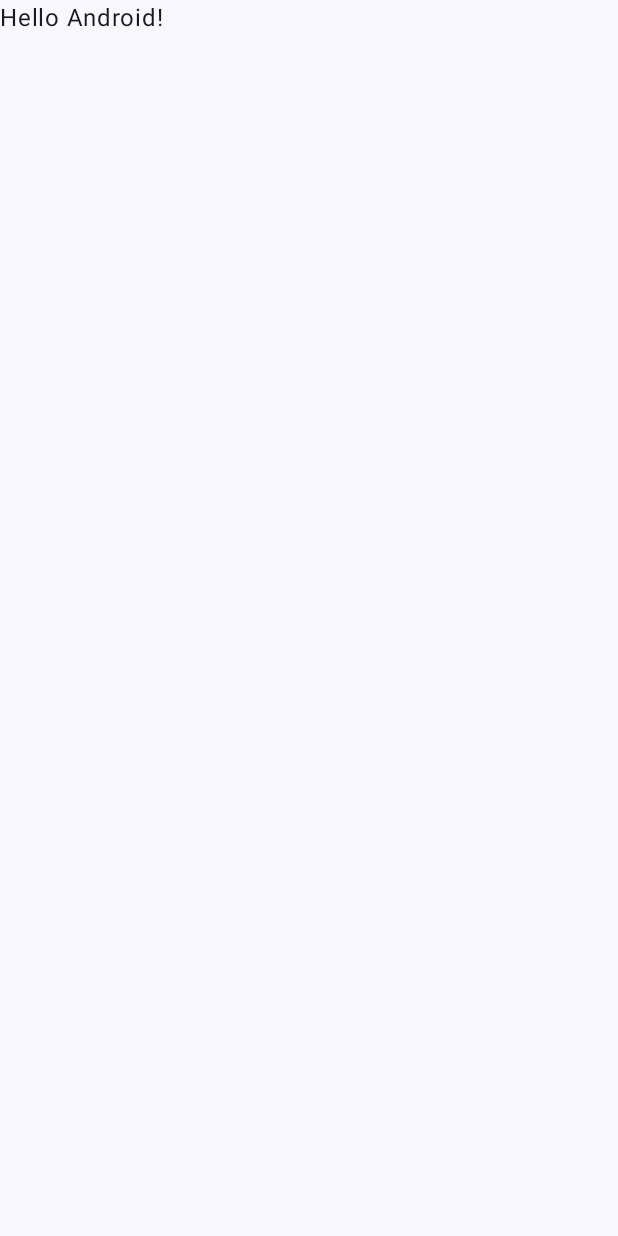
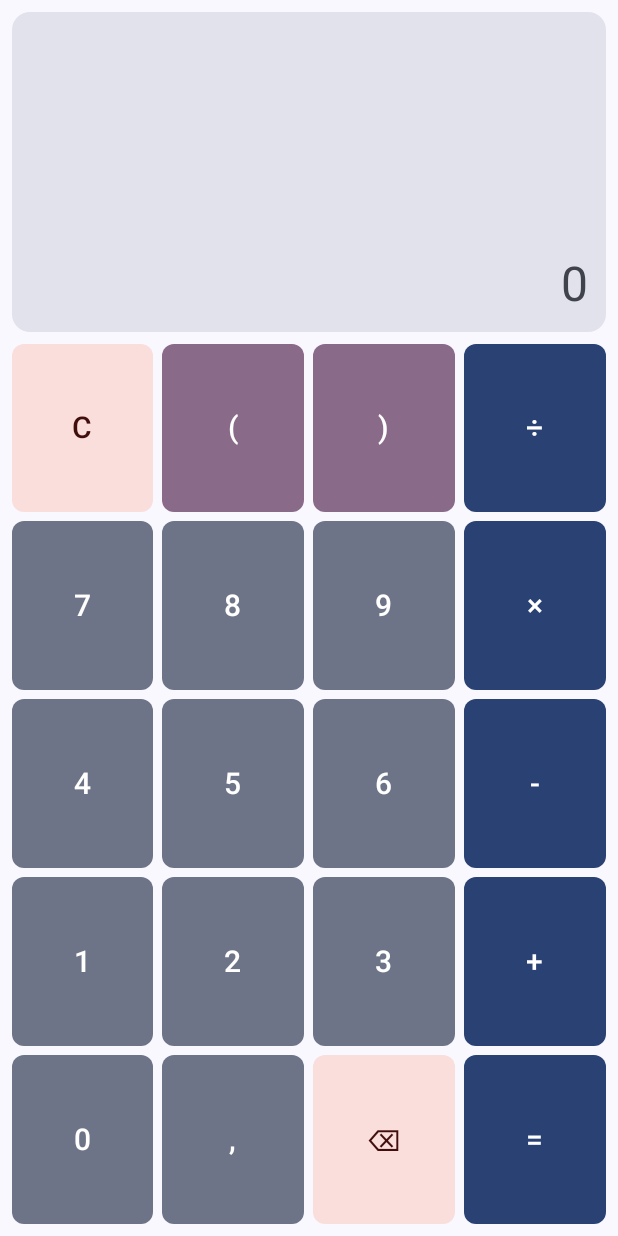
Before and after one commit to felipeculfo/PSM-Lab4, an Android app built with Jetpack Compose: the screen it shows after launch (MainActivity), on a phone screen of 412 x 824 dp. Before the commit the screen is almost empty. Run offline under Robolectric (Android 15) with nearby library versions, the phone set to English and light mode, and no system bars.

Commit message:
feat: Zadanie 2

```diff
--- /dev/null
+++ b/app/src/main/java/com/example/lab04/CalculatorScreen.kt
@@ -0,0 +1,337 @@
+package com.example.lab04
+
+import androidx.compose.foundation.horizontalScroll
+import androidx.compose.foundation.layout.Arrangement
+import androidx.compose.foundation.layout.Box
+import androidx.compose.foundation.layout.Column
+import androidx.compose.foundation.layout.Row
+import androidx.compose.foundation.layout.fillMaxSize
+import androidx.compose.foundation.layout.fillMaxWidth
+import androidx.compose.foundation.layout.padding
+import androidx.compose.foundation.rememberScrollState
+import androidx.compose.foundation.shape.RoundedCornerShape
+import androidx.compose.material3.Button
+import androidx.compose.material3.ButtonDefaults
+import androidx.compose.material3.MaterialTheme
+import androidx.compose.material3.Surface
+import androidx.compose.material3.Text
+import androidx.compose.runtime.Composable
+import androidx.compose.runtime.getValue
+import androidx.compose.runtime.mutableStateOf
+import androidx.compose.runtime.remember
+import androidx.compose.runtime.setValue
+import androidx.compose.ui.Alignment
+import androidx.compose.ui.Modifier
+import androidx.compose.ui.text.style.TextAlign
+import androidx.compose.ui.unit.dp
+import androidx.compose.ui.unit.sp
+
+// 3. WSKAZÓWKA: Opisanie przycisków jedną strukturą danych zamiast powielania wywołań
+enum class ButtonRole {
+    DIGIT, OPERATOR, ACTION, PARENTHESIS
+}
+
+data class CalcButtonSpec(
+    val label: String,
+    val role: ButtonRole,
+    val onClickAction: (currentText: String) -> String
+)
+
+// Siatka 4 kolumny x 5 wierszy zdefiniowana w strukturze danych
+val calculatorButtons = listOf(
+    listOf(
+        CalcButtonSpec("C", ButtonRole.ACTION) { "" },
+        CalcButtonSpec("(", ButtonRole.PARENTHESIS) { text -> text + "(" },
+        CalcButtonSpec(")", ButtonRole.PARENTHESIS) { text -> text + ")" },
+        CalcButtonSpec("÷", ButtonRole.OPERATOR) { text -> appendOperator(text, "÷") }
+    ),
+    listOf(
+        CalcButtonSpec("7", ButtonRole.DIGIT) { text -> text + "7" },
+        CalcButtonSpec("8", ButtonRole.DIGIT) { text -> text + "8" },
+        CalcButtonSpec("9", ButtonRole.DIGIT) { text -> text + "9" },
+        CalcButtonSpec("×", ButtonRole.OPERATOR) { text -> appendOperator(text, "×") }
+    ),
+    listOf(
+        CalcButtonSpec("4", ButtonRole.DIGIT) { text -> text + "4" },
+        CalcButtonSpec("5", ButtonRole.DIGIT) { text -> text + "5" },
+        CalcButtonSpec("6", ButtonRole.DIGIT) { text -> text + "6" },
+        CalcButtonSpec("-", ButtonRole.OPERATOR) { text -> appendOperator(text, "-") }
+    ),
+    listOf(
+        CalcButtonSpec("1", ButtonRole.DIGIT) { text -> text + "1" },
+        CalcButtonSpec("2", ButtonRole.DIGIT) { text -> text + "2" },
+        CalcButtonSpec("3", ButtonRole.DIGIT) { text -> text + "3" },
+        CalcButtonSpec("+", ButtonRole.OPERATOR) { text -> appendOperator(text, "+") }
+    ),
+    listOf(
+        CalcButtonSpec("0", ButtonRole.DIGIT) { text -> text + "0" },
+        CalcButtonSpec(",", ButtonRole.DIGIT) { text -> appendDecimal(text) },
+        CalcButtonSpec("⌫", ButtonRole.ACTION) { text -> if (text.isNotEmpty()) text.dropLast(1) else "" },
+        CalcButtonSpec("=", ButtonRole.OPERATOR) { text -> calculateResult(text) }
+    )
+)
+
+// --- FUNKCJE LOGICZNE ---
+
+fun appendOperator(text: String, op: String): String {
+    if (text.isEmpty()) {
+        return if (op == "-") "-" else ""
+    }
+    val lastChar = text.last().toString()
+    if (lastChar in listOf("+", "-", "×", "÷")) {
+        return text.dropLast(1) + op
+    }
+    return text + op
+}
+
+fun appendDecimal(text: String): String {
+    val tokens = text.split(Regex("[+\\-×÷(]"))
+    val currentNumber = tokens.lastOrNull() ?: ""
+    return if (!currentNumber.contains(",")) {
+        if (text.isEmpty() || text.last().toString() in listOf("+", "-", "×", "÷", "(")) {
+            text + "0,"
+        } else {
+            text + ","
+        }
+    } else {
+        text
+    }
+}
+
+fun calculateResult(expression: String): String {
+    if (expression.isEmpty()) return ""
+    try {
+        val sanitized = expression
+            .replace("×", "*")
+            .replace("÷", "/")
+            .replace(",", ".")
+
+        val result = evaluateExpression(sanitized)
+        return if (result % 1.0 == 0.0) {
+            result.toLong().toString()
+        } else {
+            result.toString().replace(".", ",")
+        }
+    } catch (e: Exception) {
+        return "Błąd"
+    }
+}
+
+private fun evaluateExpression(expr: String): Double {
+    val tokens = tokenize(expr)
+    val rpn = toRPN(tokens)
+    return evalRPN(rpn)
+}
+
+private fun tokenize(s: String): List<String> {
+    val tokens = mutableListOf<String>()
+    var i = 0
+    while (i < s.length) {
+        val c = s[i]
+        if (c.isDigit() || c == '.') {
+            val sb = StringBuilder()
+            while (i < s.length && (s[i].isDigit() || s[i] == '.')) {
+                sb.append(s[i])
+                i++
+            }
+            tokens.add(sb.toString())
+        } else if (c == '-' && (i == 0 || s[i - 1] in "+-*/(")) {
+            i++
+            val sb = StringBuilder("-")
+            while (i < s.length && (s[i].isDigit() || s[i] == '.')) {
+                sb.append(s[i])
+                i++
+            }
+            tokens.add(sb.toString())
+        } else {
+            tokens.add(c.toString())
+            i++
+        }
+    }
+    return tokens
+}
+
+private fun toRPN(tokens: List<String>): List<String> {
+    val out = mutableListOf<String>()
+    val stack = mutableListOf<String>()
+    val precedence = mapOf("+" to 1, "-" to 1, "*" to 2, "/" to 2)
+
+    for (token in tokens) {
+        if (token.toDoubleOrNull() != null) {
+            out.add(token)
+        } else if (token in precedence) {
+            while (stack.isNotEmpty() && stack.last() in precedence && precedence[stack.last()]!! >= precedence[token]!!) {
+                out.add(stack.removeAt(stack.size - 1))
+            }
+            stack.add(token)
+        } else if (token == "(") {
+            stack.add(token)
+        } else if (token == ")") {
+            while (stack.isNotEmpty() && stack.last() != "(") {
+                out.add(stack.removeAt(stack.size - 1))
+            }
+            if (stack.isNotEmpty() && stack.last() == "(") stack.removeAt(stack.size - 1)
+        }
+    }
+    while (stack.isNotEmpty()) {
+        out.add(stack.removeAt(stack.size - 1))
+    }
+    return out
+}
+
+private fun evalRPN(rpn: List<String>): Double {
+    val stack = mutableListOf<Double>()
+    for (token in rpn) {
+        val num = token.toDoubleOrNull()
+        if (num != null) {
+            stack.add(num)
+        } else {
+            val b = stack.removeAt(stack.size - 1)
+            val a = stack.removeAt(stack.size - 1)
+            val res = when (token) {
+                "+" -> a + b
+                "-" -> a - b
+                "*" -> a * b
+                "/" -> if (b != 0.0) a / b else throw ArithmeticException("Division by zero")
+                else -> 0.0
+            }
+            stack.add(res)
+        }
+    }
+    return if (stack.isNotEmpty()) stack.last() else 0.0
+}
+
+// GŁÓWNY EKRAN
+@Composable
+fun CalculatorScreen(modifier: Modifier = Modifier) {
+    var expression by remember { mutableStateOf("") }
+
+    Column(
+        modifier = modifier
+            .fillMaxSize()
+            .padding(8.dp),
+        verticalArrangement = Arrangement.spacedBy(8.dp)
+    ) {
+        // 2.2 POLE DZIAŁANIA: Obsługa długiego tekstu z poziomy scrollowaniem
+        DisplayField(
+            expression = expression,
+            modifier = Modifier
+                .fillMaxWidth()
+                .weight(0.8f)
+        )
+
+        // 2.1 SIATKA PRZYCISKÓW: Zagnieżdżone Column i Row z Modifier.weight
+        CalculatorGrid(
+            buttonRows = calculatorButtons,
+            onButtonClick = { action -> expression = action(expression) },
+            modifier = Modifier
+                .fillMaxWidth()
+                .weight(2.2f)
+        )
+    }
+}
+
+@Composable
+fun DisplayField(
+    expression: String,
+    modifier: Modifier = Modifier
+) {
+    val scrollState = rememberScrollState()
+
+    Surface(
+        modifier = modifier,
+        shape = RoundedCornerShape(12.dp),
+        color = MaterialTheme.colorScheme.surfaceVariant
+    ) {
+        Box(
+            modifier = Modifier
+                .fillMaxSize()
+                .padding(12.dp),
+            contentAlignment = Alignment.BottomEnd
+        ) {
+            Row(
+                modifier = Modifier
+                    .fillMaxWidth()
+                    .horizontalScroll(scrollState, reverseScrolling = true),
+                horizontalArrangement = Arrangement.End,
+                verticalAlignment = Alignment.CenterVertically
+            ) {
+                Text(
+                    text = expression.ifEmpty { "0" },
+                    fontSize = 32.sp,
+                    textAlign = TextAlign.End,
+                    maxLines = 1,
+                    color = MaterialTheme.colorScheme.onSurfaceVariant
+                )
+            }
+        }
+    }
+}
+
+@Composable
+fun CalculatorGrid(
+    buttonRows: List<List<CalcButtonSpec>>,
+    onButtonClick: ((String) -> String) -> Unit,
+    modifier: Modifier = Modifier
+) {
+    Column(
+        modifier = modifier,
+        verticalArrangement = Arrangement.spacedBy(6.dp) // Wskazówka: Arrangement.spacedBy zamiast marginesów
+    ) {
+        buttonRows.forEach { row ->
+            Row(
+                modifier = Modifier
+                    .fillMaxWidth()
+                    .weight(1f), // Wskazówka: proporcjonalny podział w pionie
+                horizontalArrangement = Arrangement.spacedBy(6.dp)
+            ) {
+                row.forEach { spec ->
+                    CalculatorButton(
+                        spec = spec,
+                        onClick = { onButtonClick(spec.onClickAction) },
+                        modifier = Modifier
+                            .fillMaxSize()
+                            .weight(1f) // Wskazówka: proporcjonalny podział w poziomie
+                    )
+                }
+            }
+        }
+    }
+}
+
+@Composable
+fun CalculatorButton(
+    spec: CalcButtonSpec,
+    onClick: () -> Unit,
+    modifier: Modifier = Modifier
+) {
+    val containerColor = when (spec.role) {
+        ButtonRole.DIGIT -> MaterialTheme.colorScheme.secondaryContainer
+        ButtonRole.OPERATOR -> MaterialTheme.colorScheme.primary
+        ButtonRole.ACTION -> MaterialTheme.colorScheme.errorContainer
+        ButtonRole.PARENTHESIS -> MaterialTheme.colorScheme.tertiaryContainer
+    }
+
+    val contentColor = when (spec.role) {
+        ButtonRole.DIGIT -> MaterialTheme.colorScheme.onSecondaryContainer
+        ButtonRole.OPERATOR -> MaterialTheme.colorScheme.onPrimary
+        ButtonRole.ACTION -> MaterialTheme.colorScheme.onErrorContainer
+        ButtonRole.PARENTHESIS -> MaterialTheme.colorScheme.onTertiaryContainer
+    }
+
+    // Wygląd przycisku zmieniany w jednym miejscu
+    Button(
+        onClick = onClick,
+        modifier = modifier,
+        shape = RoundedCornerShape(8.dp),
+        colors = ButtonDefaults.buttonColors(
+            containerColor = containerColor,
+            contentColor = contentColor
+        )
+    ) {
+        Text(
+            text = spec.label,
+            fontSize = 20.sp
+        )
+    }
+}
--- a/app/src/main/java/com/example/lab04/MainActivity.kt
+++ b/app/src/main/java/com/example/lab04/MainActivity.kt
@@ -7,21 +7,18 @@ import androidx.activity.enableEdgeToEdge
 import androidx.compose.foundation.layout.fillMaxSize
 import androidx.compose.foundation.layout.padding
 import androidx.compose.material3.Scaffold
-import androidx.compose.material3.Text
-import androidx.compose.runtime.Composable
 import androidx.compose.ui.Modifier
-import androidx.compose.ui.tooling.preview.Preview
-import com.example.lab04.ui.theme.Lab04Theme
+import com.example.lab04.ui.theme.Lab04Theme // Zmień na Lab04Theme (domyślna nazwa motywu dla tego projektu)
 
 class MainActivity : ComponentActivity() {
     override fun onCreate(savedInstanceState: Bundle?) {
         super.onCreate(savedInstanceState)
         enableEdgeToEdge()
         setContent {
-            Lab04Theme {
+            Lab04Theme { // Użycie właściwej nazwy motywu wygenerowanego dla projektu
                 Scaffold(modifier = Modifier.fillMaxSize()) { innerPadding ->
-                    Greeting(
-                        name = "Android",
+                    // Wywołanie ekranu kalkulatora z poprawnym przekazaniem marginesów
+                    CalculatorScreen(
                         modifier = Modifier.padding(innerPadding)
                     )
                 }
@@ -29,19 +26,3 @@ class MainActivity : ComponentActivity() {
         }
     }
 }
-
-@Composable
-fun Greeting(name: String, modifier: Modifier = Modifier) {
-    Text(
-        text = "Hello $name!",
-        modifier = modifier
-    )
-}
-
-@Preview(showBackground = true)
-@Composable
-fun GreetingPreview() {
-    Lab04Theme {
-        Greeting("Android")
-    }
-}
```
